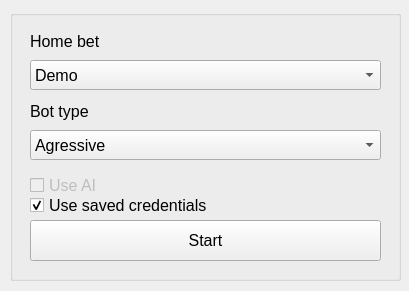
First picture: the form in apps/gui/resources/ui/parameter.ui, repository bikerlfh/crashbot, before the edit.
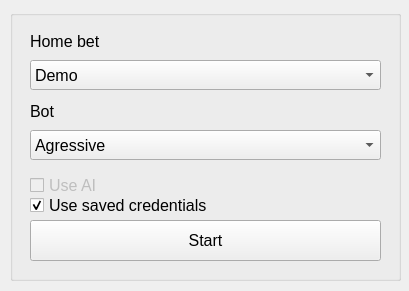
Second picture: the form after the edit.

The edit to the form file:
```diff
--- a/apps/gui/resources/ui/parameter.ui
+++ b/apps/gui/resources/ui/parameter.ui
@@ -119,7 +119,7 @@
      </size>
     </property>
     <property name="text">
-     <string>Bot type</string>
+     <string>Bot</string>
     </property>
    </widget>
    <widget class="QComboBox" name="cmb_bot_type">
```
